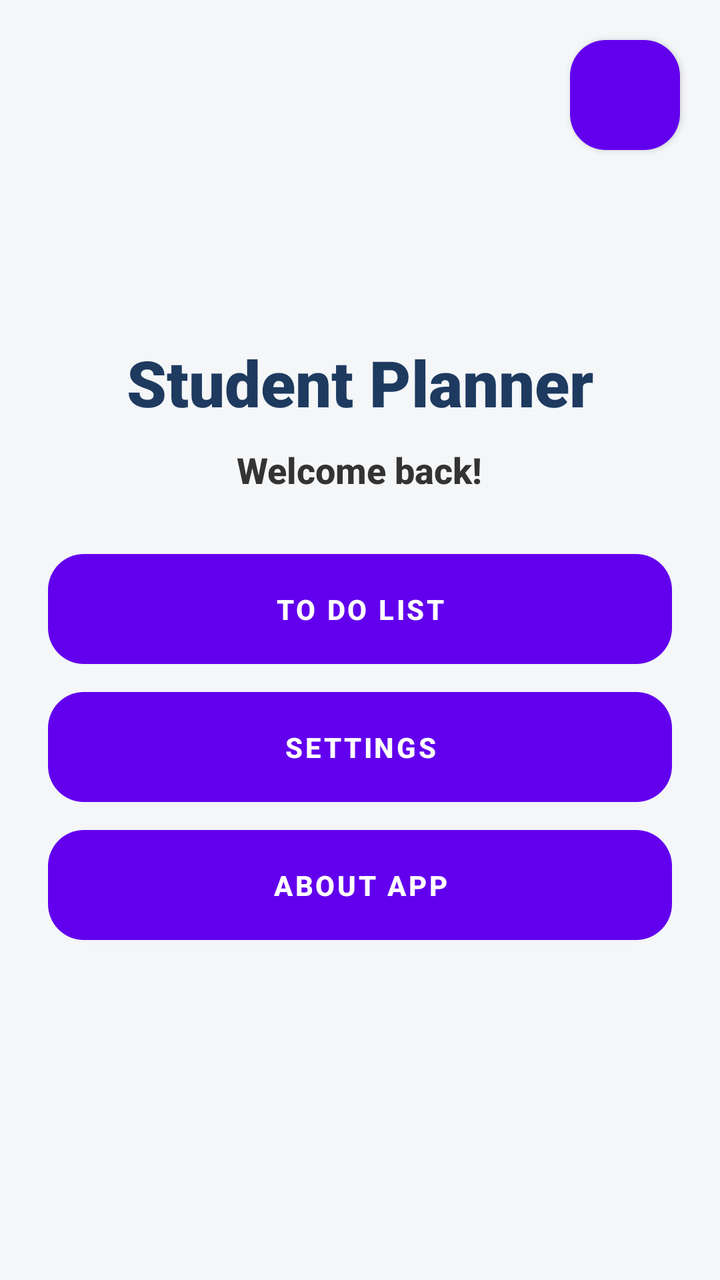
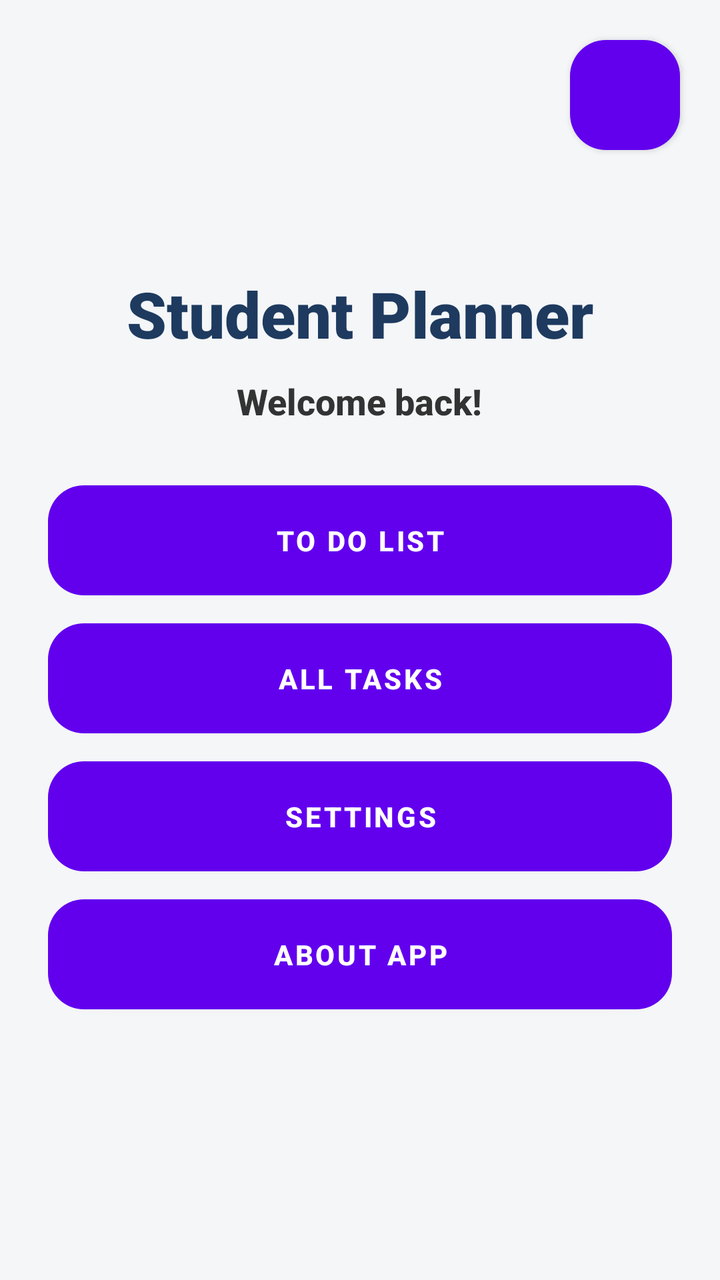

Compare the two renders of this Android layout. The source of the first and the diff that turns it into the second are given below.
<!-- AndroidManifest.xml: application theme Theme.StudentPlanner -->
<!-- res/layout/activity_main.xml -->
<?xml version="1.0" encoding="utf-8"?>
<FrameLayout xmlns:android="http://schemas.android.com/apk/res/android"
    android:id="@+id/mainLayout"
    android:layout_width="match_parent"
    android:layout_height="match_parent"
    android:background="#F4F6F8">

    <Button
        android:id="@+id/btnProfileCircle"
        android:layout_width="55dp"
        android:layout_height="55dp"
        android:layout_gravity="top|end"
        android:layout_margin="20dp"
        android:text=""
        android:textSize="22sp"
        android:background="@drawable/rounded_button" />

    <LinearLayout
        android:layout_width="match_parent"
        android:layout_height="match_parent"
        android:orientation="vertical"
        android:gravity="center"
        android:padding="24dp">

        <TextView
            android:id="@+id/txtTitle"
            android:layout_width="wrap_content"
            android:layout_height="wrap_content"
            android:text="Student Planner"
            android:textSize="32sp"
            android:textStyle="bold"
            android:fontFamily="sans-serif-black"
            android:textColor="#1E3A5F"
            android:layout_marginBottom="10dp" />

        <TextView
            android:id="@+id/txtWelcome"
            android:layout_width="wrap_content"
            android:layout_height="wrap_content"
            android:text="Welcome back!"
            android:textSize="18sp"
            android:textStyle="bold"
            android:fontFamily="sans-serif-medium"
            android:textColor="#333333"
            android:layout_marginBottom="30dp" />

        <Button
            android:id="@+id/btnTodo"
            android:layout_width="match_parent"
            android:layout_height="55dp"
            android:text="To Do List"
            android:textStyle="bold"
            android:background="@drawable/rounded_button"
            android:textColor="#FFFFFF"
            android:layout_marginBottom="14dp" />

        <Button
            android:id="@+id/btnSettings"
            android:layout_width="match_parent"
            android:layout_height="55dp"
            android:text="Settings"
            android:textStyle="bold"
            android:background="@drawable/rounded_button"
            android:textColor="#FFFFFF"
            android:layout_marginBottom="14dp" />

        <Button
            android:id="@+id/btnAbout"
            android:layout_width="match_parent"
            android:layout_height="55dp"
            android:text="About App"
            android:textStyle="bold"
            android:background="@drawable/rounded_button"
            android:textColor="#FFFFFF" />

    </LinearLayout>

</FrameLayout>
<!-- resources referenced by this layout -->
<resources>
  <!-- drawable rounded_button (drawable) -->
  <?xml version="1.0" encoding="utf-8"?>
  <shape xmlns:android="http://schemas.android.com/apk/res/android">
      <corners android:radius="18dp" />
      <solid android:color="#2F80ED" />
      <padding
          android:left="12dp"
          android:right="12dp"
          android:top="10dp"
          android:bottom="10dp" />
  </shape>
  <style name="Theme.StudentPlanner" parent="Theme.MaterialComponents.DayNight.DarkActionBar">
          
          <item name="colorPrimary">@color/purple_500</item>
          <item name="colorPrimaryVariant">@color/purple_700</item>
          <item name="colorOnPrimary">@color/white</item>
          
          <item name="colorSecondary">@color/teal_200</item>
          <item name="colorSecondaryVariant">@color/teal_700</item>
          <item name="colorOnSecondary">@color/black</item>
          
          <item name="android:statusBarColor">?attr/colorPrimaryVariant</item>
          
      </style>
  <color name="purple_500">#FF6200EE</color>
  <color name="purple_700">#FF3700B3</color>
  <color name="white">#FFFFFFFF</color>
  <color name="teal_200">#FF03DAC5</color>
  <color name="teal_700">#FF018786</color>
  <color name="black">#FF000000</color>
</resources>

<!-- the commit's change to res/layout/activity_main.xml (unified diff, before → after) -->
@@ -26,12 +26,12 @@
             android:id="@+id/txtTitle"
             android:layout_width="wrap_content"
             android:layout_height="wrap_content"
+            android:layout_marginBottom="10dp"
+            android:fontFamily="sans-serif-black"
             android:text="Student Planner"
+            android:textColor="#1E3A5F"
             android:textSize="32sp"
-            android:textStyle="bold"
-            android:fontFamily="sans-serif-black"
-            android:textColor="#1E3A5F"
-            android:layout_marginBottom="10dp" />
+            android:textStyle="bold" />
 
         <TextView
             android:id="@+id/txtWelcome"
@@ -48,7 +48,17 @@
             android:id="@+id/btnTodo"
             android:layout_width="match_parent"
             android:layout_height="55dp"
+            android:layout_marginBottom="14dp"
+            android:background="@drawable/rounded_button"
             android:text="To Do List"
+            android:textColor="#FFFFFF"
+            android:textStyle="bold" />
+
+        <Button
+            android:id="@+id/btnAllTasks"
+            android:layout_width="match_parent"
+            android:layout_height="55dp"
+            android:text="All Tasks"
             android:textStyle="bold"
             android:background="@drawable/rounded_button"
             android:textColor="#FFFFFF"
